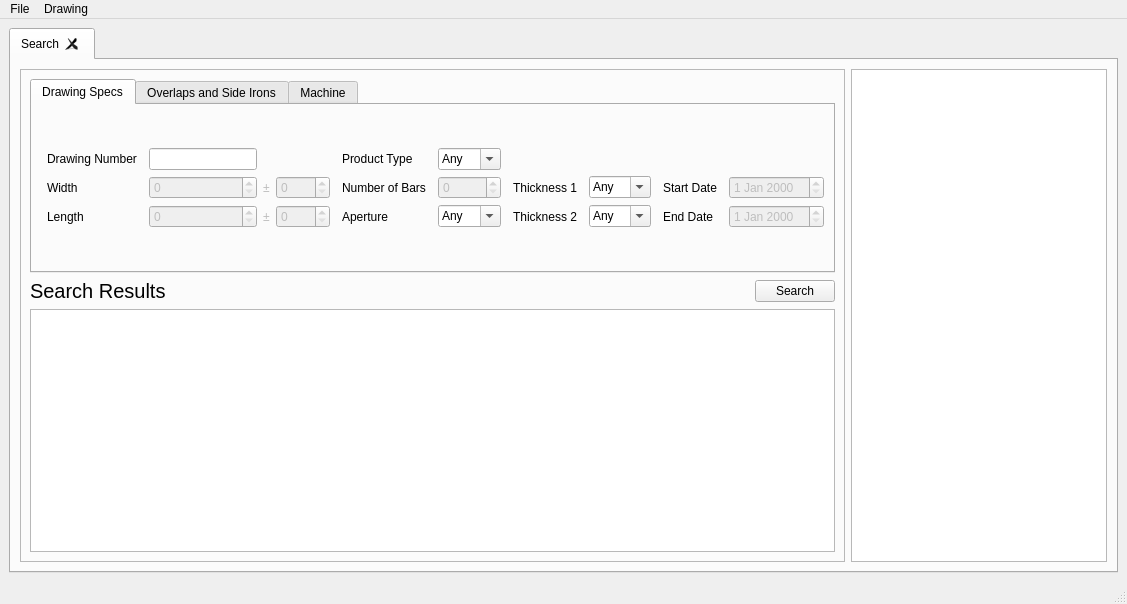
Above: ui/MainMenu.ui from matthew-sirman/database-manager before the change. Below: the same form after it.
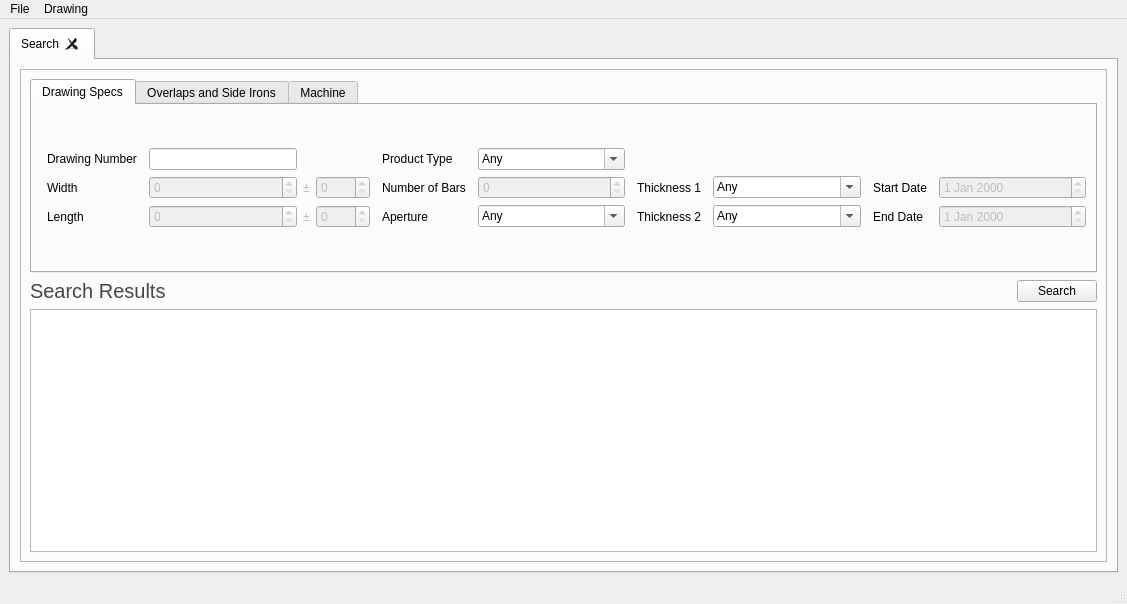
That is the form after the change. Custom widgets are drawn as their Qt base class.

```diff
--- a/ui/MainMenu.ui
+++ b/ui/MainMenu.ui
@@ -1183,6 +1183,11 @@
                  <pointsize>15</pointsize>
                 </font>
                </property>
+               <property name="styleSheet">
+                <string notr="true">QLabel {
+color: rgb(70, 70, 70);
+}</string>
+               </property>
                <property name="text">
                 <string>Search Results</string>
                </property>
@@ -1203,16 +1208,6 @@
           </layout>
          </widget>
         </item>
-        <item>
-         <widget class="QGraphicsView" name="graphicsView">
-          <property name="sizePolicy">
-           <sizepolicy hsizetype="Preferred" vsizetype="Expanding">
-            <horstretch>0</horstretch>
-            <verstretch>0</verstretch>
-           </sizepolicy>
-          </property>
-         </widget>
-        </item>
        </layout>
       </widget>
      </widget>
```
